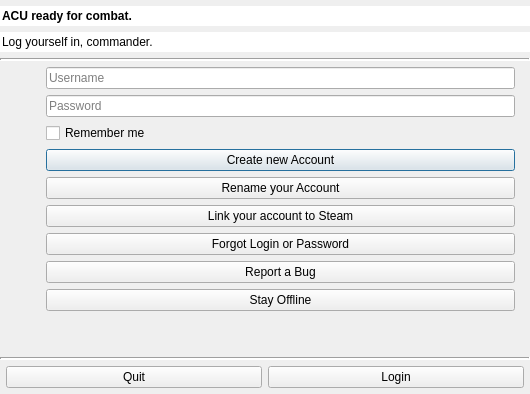
FAForever/client, file res/client/login.ui: the form before one commit.
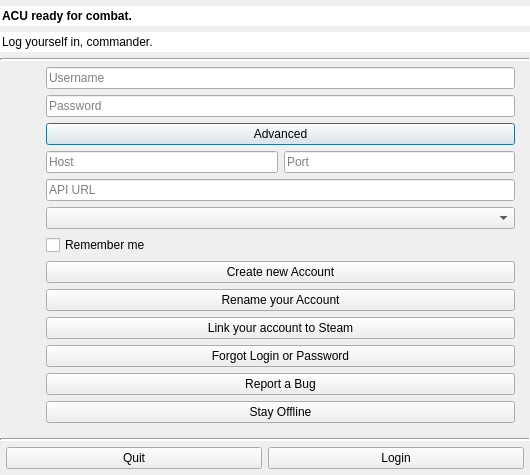
The form after the commit.

Commit message:
Add advanced login parameters for connecting to test server easier
This also slightly changes how the login widget behaves. The client will
not connect to the server until the user clicks 'log in'

Diff of the .ui file:
```diff
--- a/res/client/login.ui
+++ b/res/client/login.ui
@@ -225,6 +225,52 @@
            </property>
           </widget>
          </item>
+         <item>
+          <widget class="QPushButton" name="extraOptionsToggle">
+           <property name="text">
+            <string>Advanced</string>
+           </property>
+          </widget>
+         </item>
+         <item>
+           <widget class="QFrame" name="extraOptionsFrame">
+            <property name="hidden">
+             <bool>true</bool>
+            </property>
+             <layout class="QGridLayout" name="extraOptionsLayout" columnstretch="3, 1">
+               <property name="spacing">
+                <number>6</number>
+               </property>
+               <property name="margin">
+                <number>0</number>
+               </property>
+               <item>
+                <widget class="QLineEdit" name="hostField">
+                 <property name="placeholderText">
+                  <string>Host</string>
+                 </property>
+                </widget>
+               </item>
+               <item row="0" column="1">
+                <widget class="QLineEdit" name="portField">
+                 <property name="placeholderText">
+                  <string>Port</string>
+                 </property>
+                </widget>
+               </item>
+               <item row="1" column="0" colspan="2">
+                <widget class="QLineEdit" name="apiURLField">
+                 <property name="placeholderText">
+                  <string>API URL</string>
+                 </property>
+                </widget>
+               </item>
+               <item row="2" column="0" colspan="2">
+                 <widget class="QComboBox" name="environmentBox"></widget>
+               </item>
+             </layout>
+           </widget>
+         </item>
          <item>
           <widget class="QCheckBox" name="rememberCheckbox">
            <property name="text">
```
Left out of the diff: 16 changed lines with no effect on the pictures. The commit also changes 4 other files.
